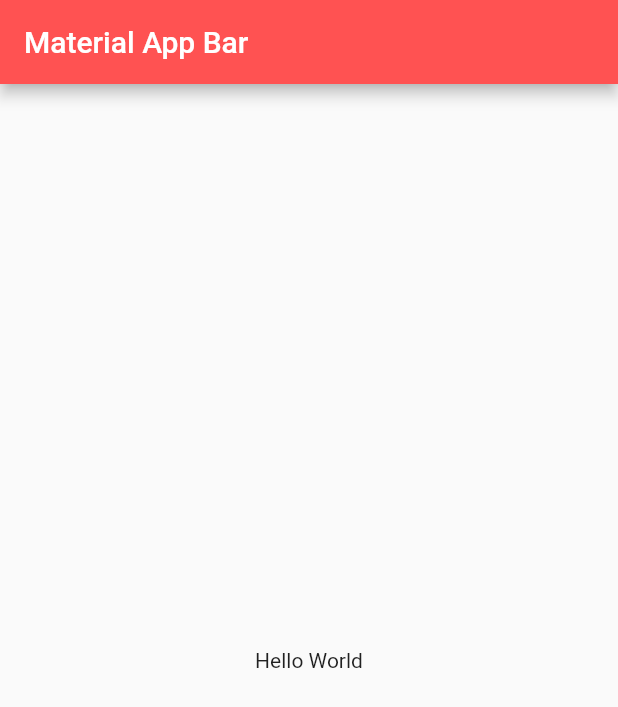
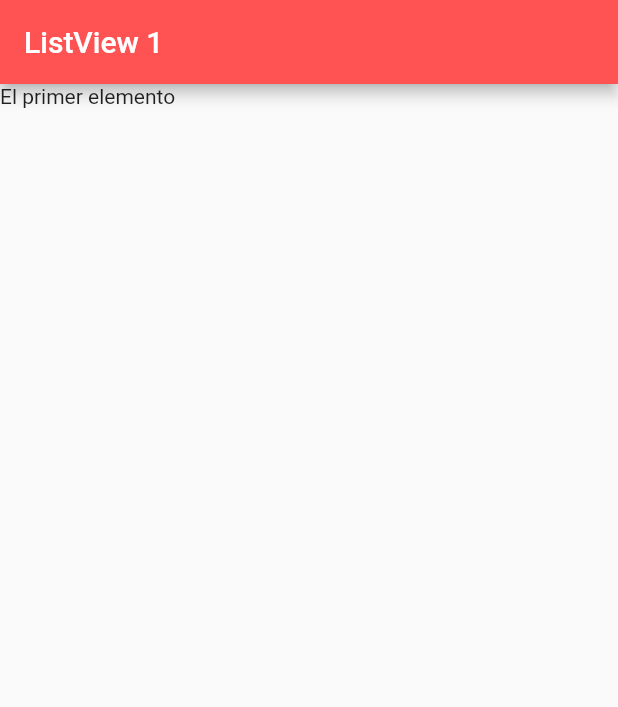
Before and after one commit to dayanescamilla/FlutterComponents, a Flutter app: the screen it shows after launch, on a phone screen of 412 x 824 dp. Shown: the top 707 px of the screen. Run offline on Flutter 3.47's test engine with Material 2 defaults, Android fonts, the phone set to English and light mode, and no system bars.

Commit message:
Fichero creado ListView

```diff
--- a/lib/main.dart
+++ b/lib/main.dart
@@ -1,4 +1,5 @@
 import 'package:flutter/material.dart';
+import 'package:flutter_components/screens/listview_one_screen.dart';
 
 void main() => runApp(const MyApp());
 
@@ -7,18 +8,10 @@ class MyApp extends StatelessWidget {
 
   @override
   Widget build(BuildContext context) {
-    return MaterialApp(
+    return const MaterialApp(
       debugShowCheckedModeBanner: false,
       title: 'Material App',
-      home: Scaffold(
-        appBar: AppBar(
-          backgroundColor: Colors.redAccent,
-          title: const Text('Material App Bar'),
-        ),
-        body: const Center(
-          child: Text('Hello World'),
-        ),
-      ),
+      home: ListviewOneScreen(),
     );
   }
 }
--- /dev/null
+++ b/lib/screens/listview_one_screen.dart
@@ -0,0 +1,20 @@
+import 'package:flutter/material.dart';
+
+class ListviewOneScreen extends StatelessWidget {
+  const ListviewOneScreen({super.key});
+
+  @override
+  Widget build(BuildContext context) {
+    return Scaffold(
+      appBar: AppBar(
+        backgroundColor: Colors.redAccent,
+        title: const Text('ListView 1'),
+      ),
+      body: ListView(
+        children: const [
+          Text('El primer elemento'),
+        ],
+      ),
+    );
+  }
+}
```
